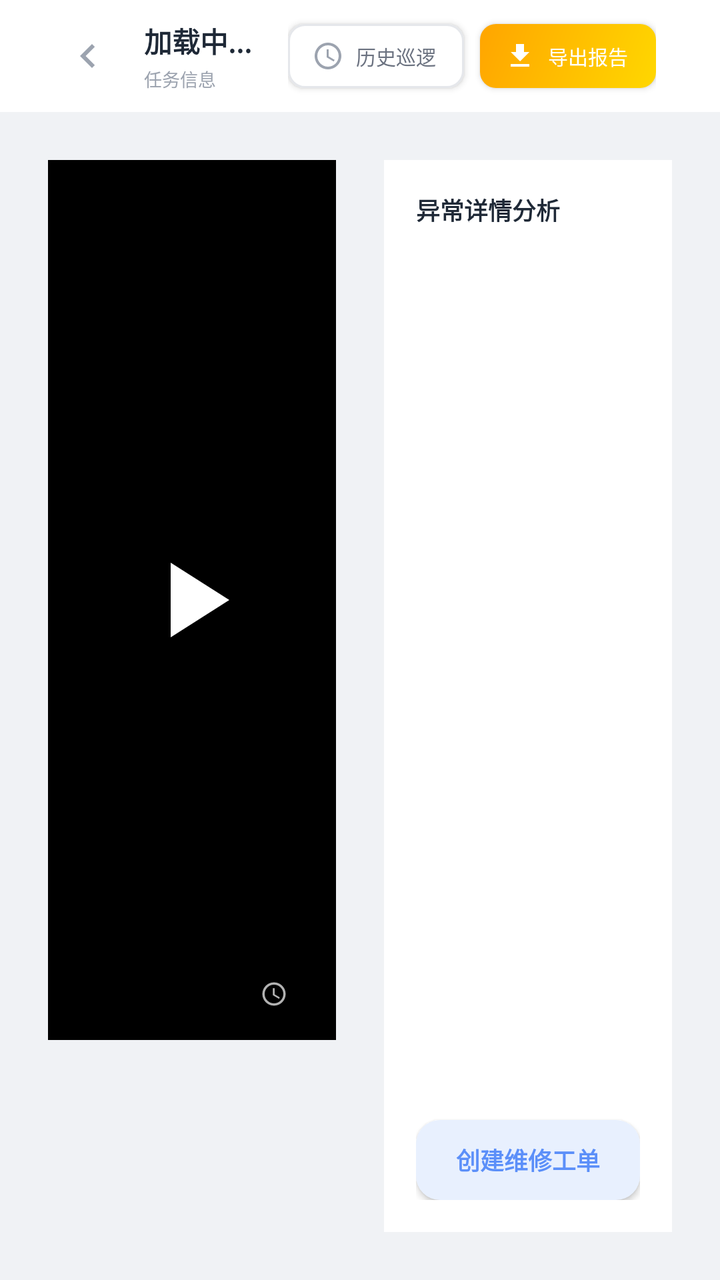
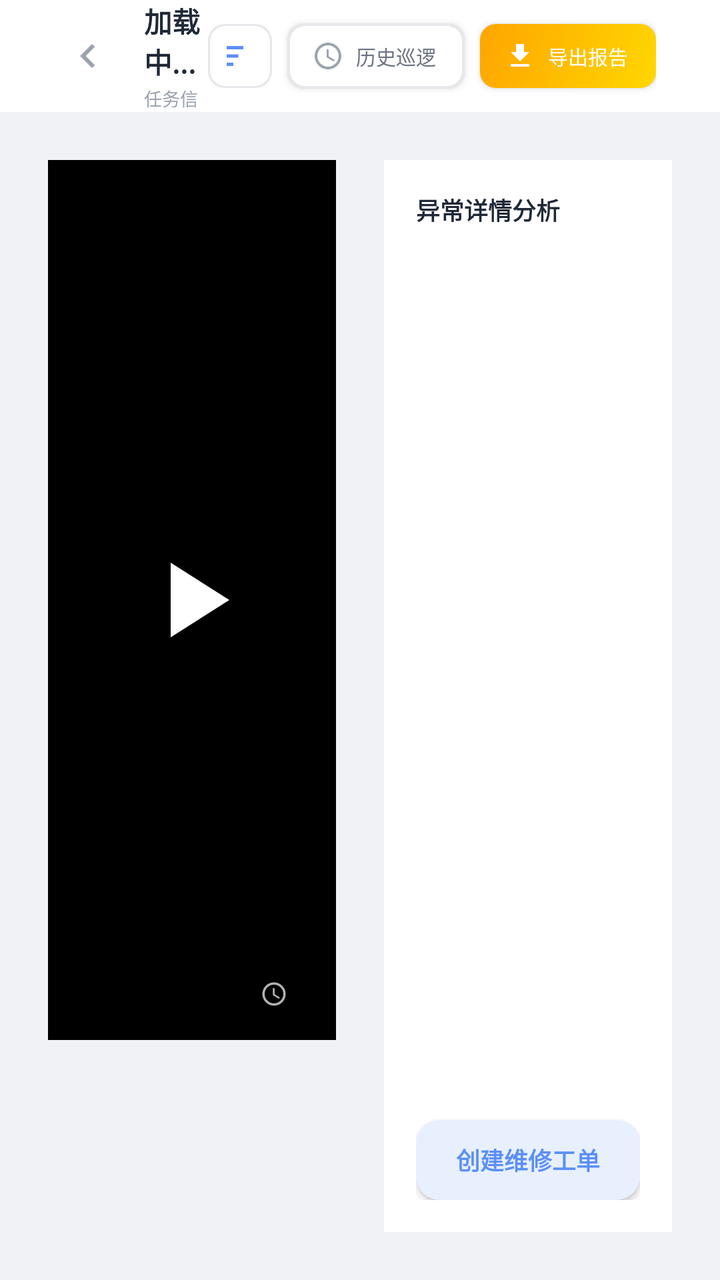

Screens rendered from an Android XML layout before and after an edit, with the pre-edit source and the edit as a unified diff.
<!-- AndroidManifest.xml: application theme Theme.AppCompat.Light.NoActionBar -->
<!-- res/layout/activity_mission_detail.xml -->
<?xml version="1.0" encoding="utf-8"?>
<LinearLayout xmlns:android="http://schemas.android.com/apk/res/android"
    xmlns:app="http://schemas.android.com/apk/res-auto"
    xmlns:tools="http://schemas.android.com/tools"
    android:layout_width="match_parent"
    android:layout_height="match_parent"
    android:background="@color/bg_page"
    android:orientation="vertical">

    <LinearLayout
        android:layout_width="match_parent"
        android:layout_height="56dp"
        android:background="@color/bg_card"
        android:orientation="horizontal"
        android:paddingHorizontal="32dp">

        <LinearLayout
            android:layout_width="0dp"
            android:layout_height="match_parent"
            android:layout_weight="1"
            android:gravity="center_vertical"
            android:orientation="horizontal">

            <ImageView
                android:id="@+id/iv_back"
                android:layout_width="24dp"
                android:layout_height="24dp"
                android:layout_marginEnd="16dp"
                android:src="@drawable/ic_back" />

            <LinearLayout
                android:layout_width="wrap_content"
                android:layout_height="wrap_content"
                android:orientation="vertical">

                <TextView
                    android:id="@+id/tv_header_title"
                    android:layout_width="wrap_content"
                    android:layout_height="wrap_content"
                    android:text="@string/loading"
                    android:textColor="@color/text_primary"
                    android:textSize="14sp"
                    android:textStyle="bold" />

                <TextView
                    android:id="@+id/tv_header_subtitle"
                    android:layout_width="wrap_content"
                    android:layout_height="wrap_content"
                    android:layout_marginTop="2dp"
                    android:text="@string/subtitle_task_info"
                    android:textColor="@color/text_hint"
                    android:textSize="9sp" />

            </LinearLayout>

        </LinearLayout>

        <LinearLayout
            android:layout_width="wrap_content"
            android:layout_height="match_parent"
            android:gravity="center_vertical"
            android:orientation="horizontal">

            <Button
                android:id="@+id/btn_history"
                android:layout_width="wrap_content"
                android:layout_height="32dp"
                android:background="@drawable/btn_white_radius"
                android:drawableStart="@drawable/ic_history"
                android:drawablePadding="4dp"
                android:paddingHorizontal="12dp"
                android:text="@string/btn_history"
                android:textColor="@color/text_secondary"
                android:textSize="10sp"
                app:backgroundTint="@null" />

            <Button
                android:id="@+id/btn_export"
                android:layout_width="wrap_content"
                android:layout_height="32dp"
                android:layout_marginStart="8dp"
                android:background="@drawable/btn_vip_gradient"
                android:drawableStart="@drawable/ic_download"
                android:drawablePadding="4dp"
                android:paddingHorizontal="12dp"
                android:text="@string/btn_export_report"
                android:textColor="@color/white"
                android:textSize="10sp"
                app:backgroundTint="@null" />

        </LinearLayout>

    </LinearLayout>

    <LinearLayout
        android:layout_width="match_parent"
        android:layout_height="0dp"
        android:layout_weight="1"
        android:orientation="horizontal"
        android:padding="24dp">

        <LinearLayout
            android:layout_width="0dp"
            android:layout_height="match_parent"
            android:layout_weight="1"
            android:orientation="vertical">

            <RelativeLayout
                android:id="@+id/video_container"
                android:layout_width="match_parent"
                android:layout_height="0dp"
                android:layout_weight="1"
                android:background="@color/black"
                android:clipToPadding="false">

                <FrameLayout
                    android:id="@+id/video_frame"
                    android:layout_width="match_parent"
                    android:layout_height="match_parent"
                    android:visibility="gone" />

                <ImageView
                    android:id="@+id/iv_video_poster"
                    android:layout_width="match_parent"
                    android:layout_height="match_parent"
                    android:scaleType="centerCrop" />

                <TextView
                    android:id="@+id/tv_defect_id"
                    android:layout_width="wrap_content"
                    android:layout_height="wrap_content"
                    android:layout_alignParentStart="true"
                    android:layout_alignParentTop="true"
                    android:layout_margin="12dp"
                    android:background="@color/danger"
                    android:paddingHorizontal="8dp"
                    android:paddingVertical="4dp"
                    android:textColor="@color/white"
                    android:textSize="8sp"
                    android:textStyle="bold"
                    android:visibility="gone" />

                <TextView
                    android:id="@+id/tv_duration"
                    android:layout_width="wrap_content"
                    android:layout_height="wrap_content"
                    android:layout_alignParentEnd="true"
                    android:layout_alignParentBottom="true"
                    android:layout_margin="12dp"
                    android:background="@color/black_transparent_60"
                    android:drawableStart="@drawable/ic_timer"
                    android:drawablePadding="4dp"
                    android:paddingHorizontal="8dp"
                    android:paddingVertical="4dp"
                    android:textColor="@color/white"
                    android:textSize="9sp" />

                <Button
                    android:id="@+id/btn_fullscreen"
                    android:layout_width="32dp"
                    android:layout_height="32dp"
                    android:layout_alignParentEnd="true"
                    android:layout_alignParentTop="true"
                    android:layout_margin="12dp"
                    android:background="@drawable/btn_fullscreen"
                    android:src="@drawable/ic_fullscreen" />

                <RelativeLayout
                    android:id="@+id/play_overlay"
                    android:layout_width="match_parent"
                    android:layout_height="match_parent"
                    android:background="@color/black_transparent_30">

                    <ImageView
                        android:layout_width="64dp"
                        android:layout_height="64dp"
                        android:layout_centerInParent="true"
                        android:src="@drawable/ic_play" />

                </RelativeLayout>

            </RelativeLayout>

            <HorizontalScrollView
                android:layout_width="match_parent"
                android:layout_height="80dp"
                android:scrollbarStyle="outsideOverlay"
                android:layout_marginTop="16dp">

                <LinearLayout
                    android:id="@+id/thumbnails_container"
                    android:layout_width="wrap_content"
                    android:layout_height="match_parent"
                    android:orientation="horizontal"
                    android:paddingVertical="8dp" />

            </HorizontalScrollView>

        </LinearLayout>

        <LinearLayout
            android:layout_width="0dp"
            android:layout_height="match_parent"
            android:layout_weight="1"
            android:background="@color/bg_card"
            android:orientation="vertical"
            android:padding="16dp"
            android:layout_marginStart="24dp">

            <TextView
                android:layout_width="wrap_content"
                android:layout_height="wrap_content"
                android:text="@string/analysis_title"
                android:textColor="@color/text_primary"
                android:textSize="12sp"
                android:textStyle="bold" />

            <ScrollView
                android:layout_width="match_parent"
                android:layout_height="0dp"
                android:layout_weight="1"
                android:layout_marginTop="16dp">

                <LinearLayout
                    android:id="@+id/analysis_container"
                    android:layout_width="match_parent"
                    android:layout_height="wrap_content"
                    android:orientation="vertical" />

            </ScrollView>

            <Button
                android:id="@+id/btn_create_order"
                android:layout_width="match_parent"
                android:layout_height="40dp"
                android:layout_marginTop="24dp"
                android:background="@drawable/btn_create_order"
                android:text="@string/btn_create_work_order"
                android:textColor="@color/primary"
                android:textSize="12sp"
                android:textStyle="bold"
                app:backgroundTint="@null" />

        </LinearLayout>

    </LinearLayout>

</LinearLayout>
<!-- resources referenced by this layout -->
<resources>
  <color name="bg_card">#FFFFFF</color>
  <color name="bg_page">#F0F2F5</color>
  <color name="black">#000000</color>
  <color name="black_transparent_30">#4D000000</color>
  <color name="black_transparent_60">#99000000</color>
  <color name="danger">#EF4444</color>
  <color name="primary">#5B8FF9</color>
  <color name="text_hint">#9CA3AF</color>
  <color name="text_primary">#1F2937</color>
  <color name="text_secondary">#6B7280</color>
  <color name="white">#FFFFFF</color>
  <!-- drawable btn_create_order (drawable) -->
  <shape xmlns:android="http://schemas.android.com/apk/res/android"
      android:shape="rectangle">
      <solid android:color="@color/primary_light"/>
      <corners android:radius="12dp"/>
  </shape>
  <!-- drawable btn_fullscreen (drawable) -->
  <shape xmlns:android="http://schemas.android.com/apk/res/android"
      android:shape="rectangle">
      <solid android:color="@color/black_transparent_60"/>
      <corners android:radius="8dp"/>
  </shape>
  <!-- drawable btn_vip_gradient (drawable) -->
  <shape xmlns:android="http://schemas.android.com/apk/res/android"
      android:shape="rectangle">
      <gradient
          android:angle="135"
          android:startColor="@color/vip_gold"
          android:endColor="@color/vip_orange"/>
      <corners android:radius="8dp"/>
  </shape>
  <!-- drawable btn_white_radius (drawable) -->
  <shape xmlns:android="http://schemas.android.com/apk/res/android"
      android:shape="rectangle">
      <solid android:color="@color/bg_card"/>
      <stroke android:color="@color/border" android:width="1dp"/>
      <corners android:radius="8dp"/>
  </shape>
  <!-- drawable ic_back (drawable) -->
  <vector xmlns:android="http://schemas.android.com/apk/res/android"
      android:width="24dp"
      android:height="24dp"
      android:viewportWidth="24"
      android:viewportHeight="24"
      android:tint="@color/text_hint">
      <path
          android:fillColor="@android:color/white"
          android:pathData="M15.41,7.41L14,6l-6,6 6,6 1.41,-1.41L10.83,12z"/>
  </vector>
  <!-- drawable ic_download (drawable) -->
  <vector xmlns:android="http://schemas.android.com/apk/res/android"
      android:width="16dp"
      android:height="16dp"
      android:viewportWidth="24"
      android:viewportHeight="24"
      android:tint="@color/white">
      <path
          android:fillColor="@android:color/white"
          android:pathData="M19,9h-4V3H9v6H5l7,7 7,-7zM5,18v2h14v-2H5z"/>
  </vector>
  <!-- drawable ic_play (drawable) -->
  <vector xmlns:android="http://schemas.android.com/apk/res/android"
      android:width="64dp"
      android:height="64dp"
      android:viewportWidth="24"
      android:viewportHeight="24"
      android:tint="@color/white">
      <path
          android:fillColor="@android:color/white"
          android:pathData="M8,5v14l11,-7z"/>
  </vector>
  <string name="analysis_title">异常详情分析</string>
  <string name="btn_create_work_order">创建维修工单</string>
  <string name="btn_export_report">导出报告</string>
  <string name="btn_history">历史巡逻</string>
  <string name="loading">加载中...</string>
  <string name="subtitle_task_info">任务信息</string>
  <color name="primary_light">#E8F0FE</color>
  <color name="vip_gold">#FFD700</color>
  <color name="vip_orange">#FFA500</color>
  <color name="border">#E5E7EB</color>
  <!-- unchanged entries left out for length: 3 -->
</resources>

<!-- the commit's change to res/layout/activity_mission_detail.xml (unified diff, before → after) -->
@@ -60,6 +60,16 @@
             android:layout_height="match_parent"
             android:gravity="center_vertical"
             android:orientation="horizontal">
+
+            <ImageView
+                android:id="@+id/btn_filter"
+                android:layout_width="32dp"
+                android:layout_height="32dp"
+                android:layout_marginEnd="8dp"
+                android:background="@drawable/btn_white_radius"
+                android:contentDescription="@string/filter_title"
+                android:padding="6dp"
+                android:src="@drawable/ic_filter" />
 
             <Button
                 android:id="@+id/btn_history"
<!-- resource entries referenced after the edit -->
@@ -61,6 +61,23 @@
           android:fillColor="@android:color/white"
           android:pathData="M19,9h-4V3H9v6H5l7,7 7,-7zM5,18v2h14v-2H5z"/>
   </vector>
+  <!-- drawable ic_filter (drawable) -->
+  <?xml version="1.0" encoding="utf-8"?>
+  <vector xmlns:android="http://schemas.android.com/apk/res/android"
+      android:width="24dp"
+      android:height="24dp"
+      android:viewportWidth="24"
+      android:viewportHeight="24">
+      <path
+          android:fillColor="#5B8FF9"
+          android:pathData="M4,6h10v2H4z" />
+      <path
+          android:fillColor="#5B8FF9"
+          android:pathData="M4,11h7v2H4z" />
+      <path
+          android:fillColor="#5B8FF9"
+          android:pathData="M4,16h4v2H4z" />
+  </vector>
   <!-- drawable ic_play (drawable) -->
   <vector xmlns:android="http://schemas.android.com/apk/res/android"
       android:width="64dp"
@@ -76,6 +93,7 @@
   <string name="btn_create_work_order">创建维修工单</string>
   <string name="btn_export_report">导出报告</string>
   <string name="btn_history">历史巡逻</string>
+  <string name="filter_title">筛选条件</string>
   <string name="loading">加载中...</string>
   <string name="subtitle_task_info">任务信息</string>
   <color name="primary_light">#E8F0FE</color>
